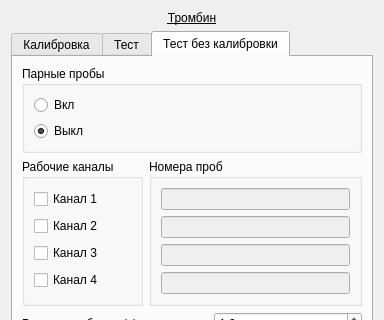
Above: choisedialog/ko4.ui from krang4d/Agrekola before the change; both pictures show x 0 to 384 and y 0 to 320 of the 384 by 538 pixel window. Below: the same form after it.
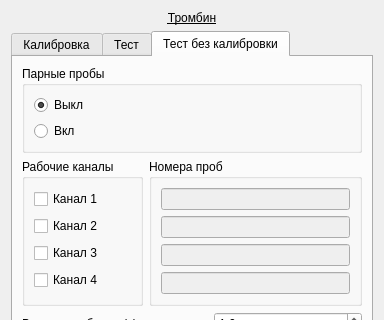
That is the form after the change.

The edit to the form file:
```diff
--- a/choisedialog/ko4.ui
+++ b/choisedialog/ko4.ui
@@ -457,13 +457,6 @@
           <bool>false</bool>
          </property>
          <layout class="QVBoxLayout" name="verticalLayout_5">
-          <item>
-           <widget class="QRadioButton" name="radioButton_test2Double">
-            <property name="text">
-             <string>Вкл</string>
-            </property>
-           </widget>
-          </item>
           <item>
            <widget class="QRadioButton" name="radioButton_test2Single">
             <property name="text">
@@ -474,6 +467,13 @@
             </property>
            </widget>
           </item>
+          <item>
+           <widget class="QRadioButton" name="radioButton_test2Double">
+            <property name="text">
+             <string>Вкл</string>
+            </property>
+           </widget>
+          </item>
          </layout>
         </widget>
        </item>
```
Left out of the diff: 28 changed lines with no effect on the pictures.
